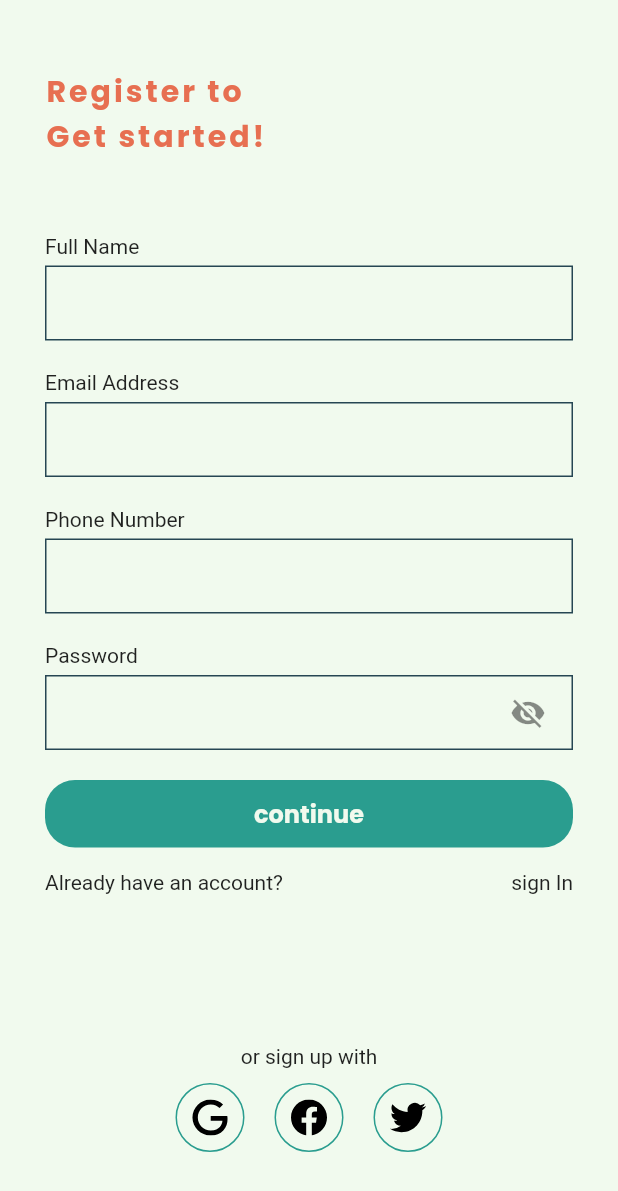
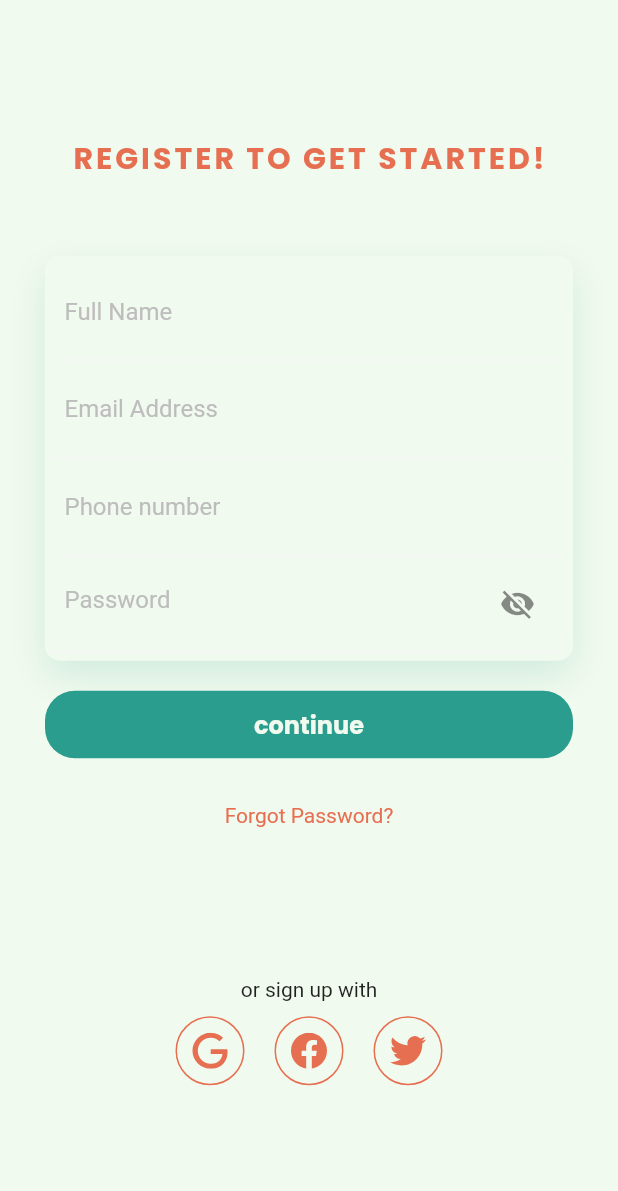
Before and after one commit to cs-fedy/pharmap, a Flutter app: the SignupScreen screen opened by its route, on a phone screen of 412 x 824 dp. Shown: the top 1191 px of the screen. Run offline on Flutter 3.47's test engine with Material 2 defaults, Android fonts, the phone set to English and light mode, and no system bars; our stand-ins replace cloud_firestore, firebase_auth, firebase_core, flutter_svg, google_fonts; accounts and stored records are empty.

Commit message:
code updated 🎉

```diff
--- a/lib/components/custom_text_form_field.dart
+++ b/lib/components/custom_text_form_field.dart
@@ -7,7 +7,7 @@ class CustomTextFormField extends FormField<String> {
       FormFieldValidator<String> validator,
       TextInputType keyboardType = TextInputType.text,
       String initialValue = "",
-      String fieldLabel,
+      String hintText,
       bool isPassword = false,
       bool obscureText = false,
       bool autovalidate = false})
@@ -17,19 +17,13 @@ class CustomTextFormField extends FormField<String> {
           initialValue: initialValue,
           autovalidate: autovalidate,
           builder: (FormFieldState<String> state) {
-              return Column(
-                crossAxisAlignment: CrossAxisAlignment.start,
-                children: [
-                  Text(fieldLabel),
-                  SizedBox(
-                    height: 5.0,
+            return Container(
+              padding: EdgeInsets.all(8.0),
+              decoration: BoxDecoration(
+                border: Border(
+                  bottom: BorderSide(
+                    color: Colors.grey[100],
                   ),
-                  Container(
-                    padding: EdgeInsets.only(left: 20.0, right: 5.0),
-                    decoration: BoxDecoration(
-                      border: Border.all(
-                        width: 1.0,
-                        color: darkPrimaryColor,
                 ),
               ),
               child: TextFormField(
@@ -37,6 +31,8 @@ class CustomTextFormField extends FormField<String> {
                 keyboardType: keyboardType,
                 cursorColor: darkPrimaryColor,
                 decoration: InputDecoration(
+                  hintText: hintText,
+                  hintStyle: TextStyle(color: Colors.grey[400]),
                   border: InputBorder.none,
                   suffixIcon: isPassword
                       ? IconButton(
@@ -53,8 +49,7 @@ class CustomTextFormField extends FormField<String> {
                 ),
                 onChanged: (String value) => state.didChange(value),
               ),
-                  ),
-                ],
             );
-            });
+          },
+        );
 }
--- a/lib/components/login_with_social_media.dart
+++ b/lib/components/login_with_social_media.dart
@@ -4,9 +4,9 @@ import 'package:flutter_svg/svg.dart';
 import 'package:pharmap/utils/constants.dart';
 
 class LoginWithSocialMedia extends StatelessWidget {
-  String assetsPath;
-  String label;
-  Function onTap;
+  final String assetsPath;
+  final String label;
+  final Function onTap;
   LoginWithSocialMedia({this.assetsPath, this.label, this.onTap});
 
   @override
@@ -16,11 +16,12 @@ class LoginWithSocialMedia extends StatelessWidget {
         padding: EdgeInsets.all(10.0),
         margin: EdgeInsets.all(10.0),
         decoration: BoxDecoration(
-          border: Border.all(width: 1, color: primaryColor),
+          border: Border.all(width: 1, color: secondaryColor),
           borderRadius: BorderRadius.circular(50.0),
         ),
         child: SvgPicture.asset(
           assetsPath,
+          color: secondaryColor,
           semanticsLabel: label,
         ),
       ),
--- a/lib/screens/auth/Signup_screen.dart
+++ b/lib/screens/auth/Signup_screen.dart
@@ -19,7 +19,6 @@ class _SignupScreenState extends State<SignupScreen> {
   String emailAddress;
   int phoneNumber;
   String password;
-  bool obscurePassword = true;
 
   void _handleSubmit() async {
     _formKey.currentState.save();
@@ -54,39 +53,53 @@ class _SignupScreenState extends State<SignupScreen> {
             child: Form(
               key: _formKey,
               child: Column(
-                crossAxisAlignment: CrossAxisAlignment.start,
                 children: [
                   Text(
-                    'Register to\nGet started!',
+                    'REGISTER TO GET STARTED!',
                     style: Theme.of(context).textTheme.headline2,
                   ),
                   SizedBox(height: 50.0),
+                  Container(
+                    padding: EdgeInsets.all(5.0),
+                    decoration: BoxDecoration(
+                      color: bgColor,
+                      borderRadius: BorderRadius.circular(10.0),
+                      boxShadow: [
+                        BoxShadow(
+                          color: primaryColor.withAlpha(40),
+                          blurRadius: 20.0,
+                          offset: Offset(0, 10),
+                        ),
+                      ],
+                    ),
+                    child: Column(
+                      children: [
                         CustomTextFormField(
+                          hintText: "Full Name",
                           autovalidate: false,
-                    fieldLabel: "Full Name",
-                    onSaved: (String newValue) => fullName = newValue,
+                          onSaved: (newValue) => fullName = newValue,
                         ),
-                  SizedBox(height: 20.0),
                         CustomTextFormField(
+                          hintText: "Email Address",
                           autovalidate: false,
-                    fieldLabel: "Email Address",
                           keyboardType: TextInputType.emailAddress,
-                    onSaved: (String newValue) => emailAddress = newValue,
+                          onSaved: (newValue) => emailAddress = newValue,
                         ),
-                  SizedBox(height: 20.0),
                         CustomTextFormField(
+                          hintText: "Phone number",
                           autovalidate: false,
-                    fieldLabel: "Phone Number",
-                    onSaved: (String newValue) =>
+                          onSaved: (newValue) =>
                               phoneNumber = int.parse(newValue),
                         ),
-                  SizedBox(height: 20.0),
                         CustomTextFormField(
+                          hintText: "Password",
                           autovalidate: false,
-                    fieldLabel: "Password",
                           isPassword: true,
                           obscureText: true,
-                    onSaved: (String newValue) => password = newValue,
+                          onSaved: (newValue) => password = newValue,
+                        ),
+                      ],
+                    ),
                   ),
                   SizedBox(height: 20.0),
                   CustomButton(
@@ -94,17 +107,16 @@ class _SignupScreenState extends State<SignupScreen> {
                     bgColor: primaryColor,
                     press: _handleSubmit,
                   ),
-                  SizedBox(height: 15.0),
-                  Row(
-                    mainAxisAlignment: MainAxisAlignment.spaceBetween,
-                    children: [
-                      Text('Already have an account?'),
+                  SizedBox(height: 30.0),
                   InkWell(
-                        child: Text('sign In'),
                     onTap: () =>
                         Navigator.of(context).pushNamed('/LoginScreen'),
+                    child: Text(
+                      "Forgot Password?",
+                      style: TextStyle(
+                        color: secondaryColor,
                       ),
-                    ],
+                    ),
                   ),
                   SizedBox(height: 100.0),
                   Column(
@@ -132,7 +144,7 @@ class _SignupScreenState extends State<SignupScreen> {
                         ],
                       ),
                     ],
-                  )
+                  ),
                 ],
               ),
             ),
```
Also changed, not shown: lib/screens/auth/option_screen.dart (+32 -14 lines). Lines whose indentation alone changed are shown as unchanged.
